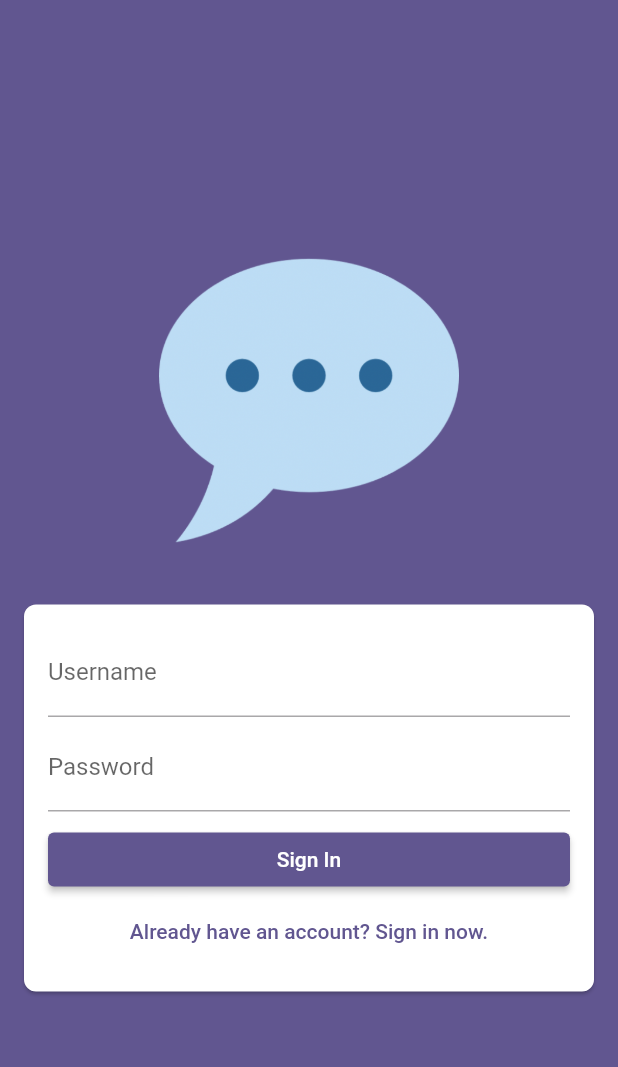
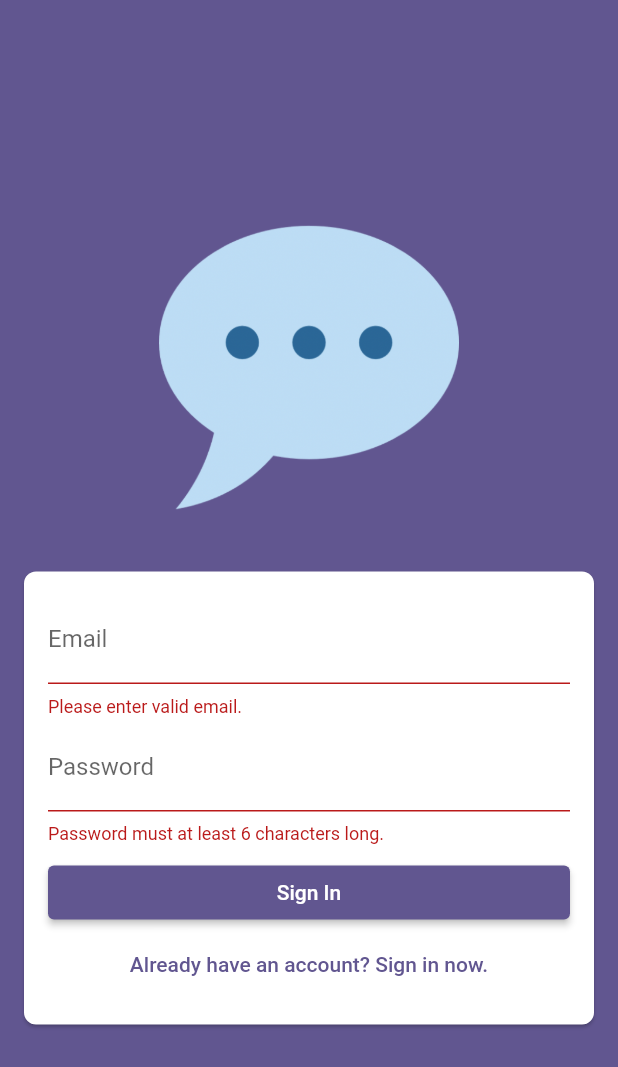
Before and after one commit to ducvt97/learn-flutter, a Flutter app: the screen it shows after launch, after a tap on "Sign In", on a phone screen of 412 x 824 dp. Shown: the top 1067 px of the screen. Run offline on Flutter 3.47's test engine with Material 2 defaults, Android fonts, the phone set to English and light mode, and no system bars; our stand-ins replace firebase_auth, firebase_core, flutter_riverpod; accounts and stored records are empty.

Commit message:
Update Chat App

```diff
--- a/chat_app/lib/main.dart
+++ b/chat_app/lib/main.dart
@@ -1,7 +1,17 @@
+import 'package:chat_app/screens/chat_screen.dart';
+import 'package:chat_app/screens/splash_screen.dart';
+import 'package:firebase_auth/firebase_auth.dart';
+import 'package:flutter/material.dart';
+import 'package:firebase_core/firebase_core.dart';
+import 'firebase_options.dart';
+
 import 'package:chat_app/screens/login_screen.dart';
-import 'package:flutter/material.dart';
 
-void main() {
+void main() async {
+  WidgetsFlutterBinding.ensureInitialized();
+  await Firebase.initializeApp(
+    options: DefaultFirebaseOptions.currentPlatform,
+  );
   runApp(const MyApp());
 }
 
@@ -22,7 +32,16 @@ class MyApp extends StatelessWidget {
           ),
         ),
       ),
-      home: const LoginScreen(),
+      home: StreamBuilder(
+        stream: FirebaseAuth.instance.authStateChanges(),
+        builder: (context, snapshot) {
+          if (snapshot.connectionState == ConnectionState.waiting) {
+            return const SplashScreen();
+          }
+          if (snapshot.hasData) return const ChatScreen();
+          return const LoginScreen();
+        },
+      ),
     );
   }
 }
--- a/chat_app/lib/screens/login_screen.dart
+++ b/chat_app/lib/screens/login_screen.dart
@@ -1,3 +1,4 @@
+import 'package:firebase_auth/firebase_auth.dart';
 import 'package:flutter/material.dart';
 
 class LoginScreen extends StatefulWidget {
@@ -8,7 +9,34 @@ class LoginScreen extends StatefulWidget {
 }
 
 class _LoginScreenState extends State<LoginScreen> {
-  var isSignIn = true;
+  var _isSignIn = true;
+  final _form = GlobalKey<FormState>();
+  late String _email;
+  late String _password;
+
+  void _submit() async {
+    final isValidate = _form.currentState!.validate();
+    if (isValidate) {
+      _form.currentState!.save();
+
+      try {
+        if (_isSignIn) {
+          final userCredentials = await FirebaseAuth.instance
+              .signInWithEmailAndPassword(email: _email, password: _password);
+        } else {
+          final userCredentials = await FirebaseAuth.instance
+              .createUserWithEmailAndPassword(
+                  email: _email, password: _password);
+        }
+      } on FirebaseAuthException catch (error) {
+        ScaffoldMessenger.of(context).clearSnackBars();
+        ScaffoldMessenger.of(context).showSnackBar(
+          SnackBar(content: Text(error.message ?? 'Authentication failed')),
+        );
+      }
+    }
+  }
+
   @override
   Widget build(BuildContext context) {
     return Scaffold(
@@ -32,16 +60,26 @@ class _LoginScreenState extends State<LoginScreen> {
                 child: Padding(
                   padding: const EdgeInsets.all(16),
                   child: Form(
+                    key: _form,
                     child: Column(
                       mainAxisSize: MainAxisSize.min,
                       children: [
                         TextFormField(
                           decoration: const InputDecoration(
-                            labelText: 'Username',
+                            labelText: 'Email',
                           ),
                           autocorrect: false,
                           keyboardType: TextInputType.emailAddress,
                           textCapitalization: TextCapitalization.none,
+                          validator: (value) {
+                            if (value == null ||
+                                value.trim().isEmpty ||
+                                !value.contains('@')) {
+                              return 'Please enter valid email.';
+                            }
+                            return null;
+                          },
+                          onSaved: (newValue) => _email = newValue!,
                         ),
                         const SizedBox(height: 4),
                         TextFormField(
@@ -49,14 +87,21 @@ class _LoginScreenState extends State<LoginScreen> {
                             labelText: 'Password',
                           ),
                           obscureText: true,
+                          validator: (value) {
+                            if (value == null || value.trim().length < 6) {
+                              return 'Password must at least 6 characters long.';
+                            }
+                            return null;
+                          },
+                          onSaved: (newValue) => _password = newValue!,
                         ),
                         const SizedBox(height: 8),
                         SizedBox(
                           width: double.infinity,
                           child: ElevatedButton(
-                            onPressed: () {},
+                            onPressed: _submit,
                             child:
-                                Text(isSignIn ? 'Sign In' : 'Create Account'),
+                                Text(_isSignIn ? 'Sign In' : 'Create Account'),
                           ),
                         ),
                         SizedBox(
@@ -64,10 +109,10 @@ class _LoginScreenState extends State<LoginScreen> {
                           child: TextButton(
                             onPressed: () {
                               setState(() {
-                                isSignIn = !isSignIn;
+                                _isSignIn = !_isSignIn;
                               });
                             },
-                            child: Text(isSignIn
+                            child: Text(_isSignIn
                                 ? 'Already have an account? Sign in now.'
                                 : 'Don\'t have an account? Create one.'),
                           ),
--- /dev/null
+++ b/chat_app/lib/screens/splash_screen.dart
@@ -0,0 +1,10 @@
+import 'package:flutter/material.dart';
+
+class SplashScreen extends StatelessWidget {
+  const SplashScreen({super.key});
+
+  @override
+  Widget build(BuildContext context) {
+    return const Placeholder();
+  }
+}
--- a/chat_app/pubspec.yaml
+++ b/chat_app/pubspec.yaml
@@ -35,6 +35,11 @@ dependencies:
   # The following adds the Cupertino Icons font to your application.
   # Use with the CupertinoIcons class for iOS style icons.
   cupertino_icons: ^1.0.2
+  firebase_core: ^2.11.0
+  firebase_auth: ^4.5.0
+  firebase_storage: ^11.1.2
+  image_picker: ^0.8.7+4
+  cloud_firestore: ^4.6.0
 
 dev_dependencies:
   flutter_test:
```
Also changed, not shown: chat_app/lib/screens/chat_screen.dart (added, +28 -0 lines), chat_app/lib/widgets/chat_messages.dart (added, +11 -0 lines), chat_app/lib/widgets/new_message.dart (added, +41 -0 lines), chat_app/lib/firebase_options.dart (added), chat_app/pubspec.lock, 8 other files.
